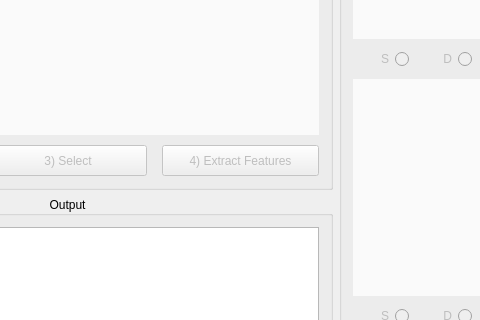
The window that src/mainwindow.ui (Clany/FloraIdent) describes before a commit, drawn with Qt 5; both pictures show x 208 to 688 and y 221 to 541 of the 1150 by 700 pixel window.
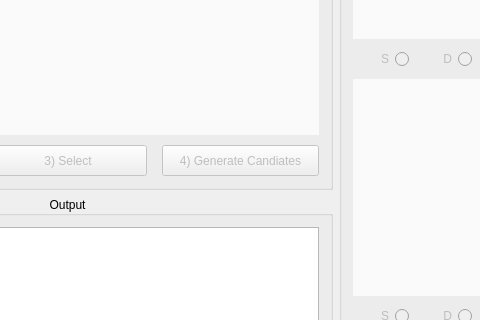
The same window after the commit. Icons and pictures are not drawn. Custom widgets are drawn as their Qt base class.

Diff of the .ui file:
```diff
--- a/src/mainwindow.ui
+++ b/src/mainwindow.ui
@@ -636,7 +636,7 @@
          </size>
         </property>
         <property name="text">
-         <string>4) Extract Features</string>
+         <string>4) Generate Candiates</string>
         </property>
        </widget>
       </item>
```
